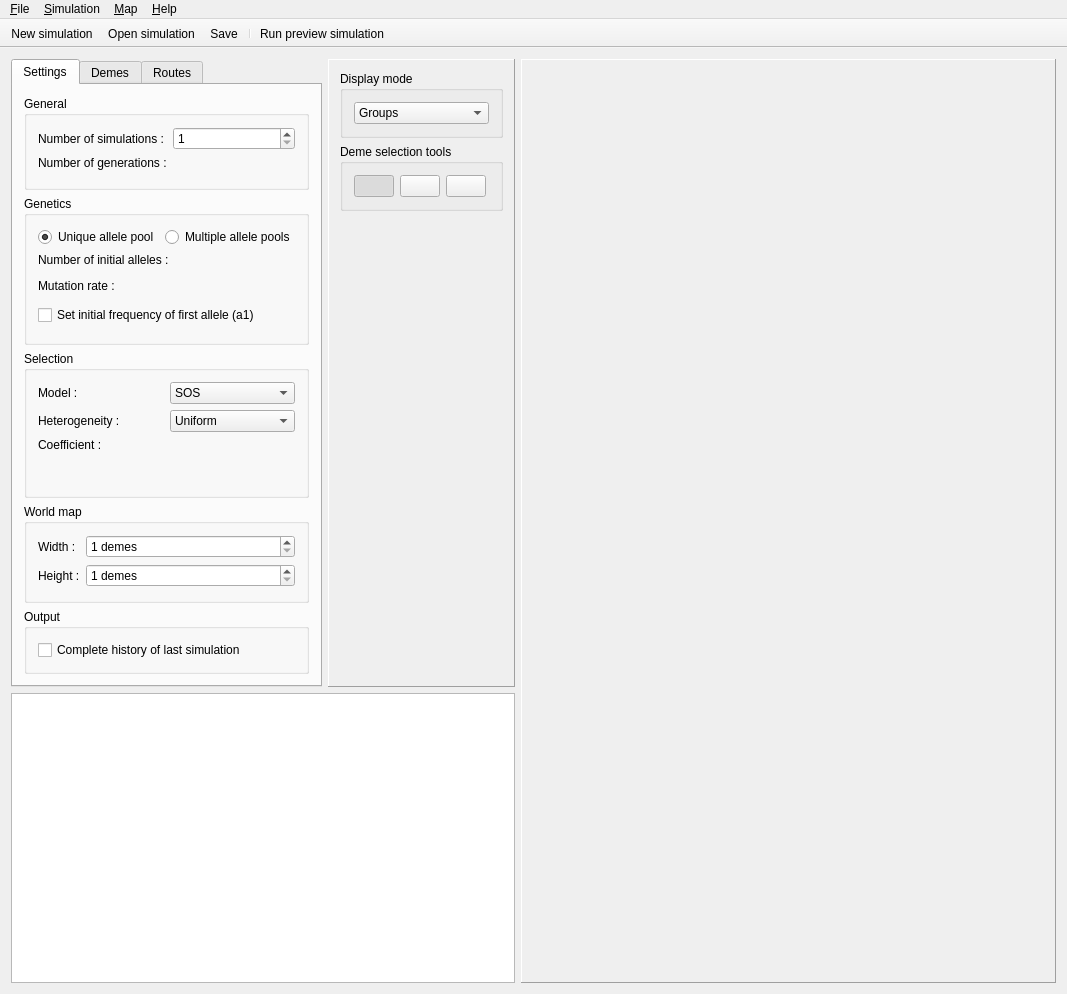
Old version of the form mainwindow.ui in the repository TheFakeCake/SELECTOR-GUI.
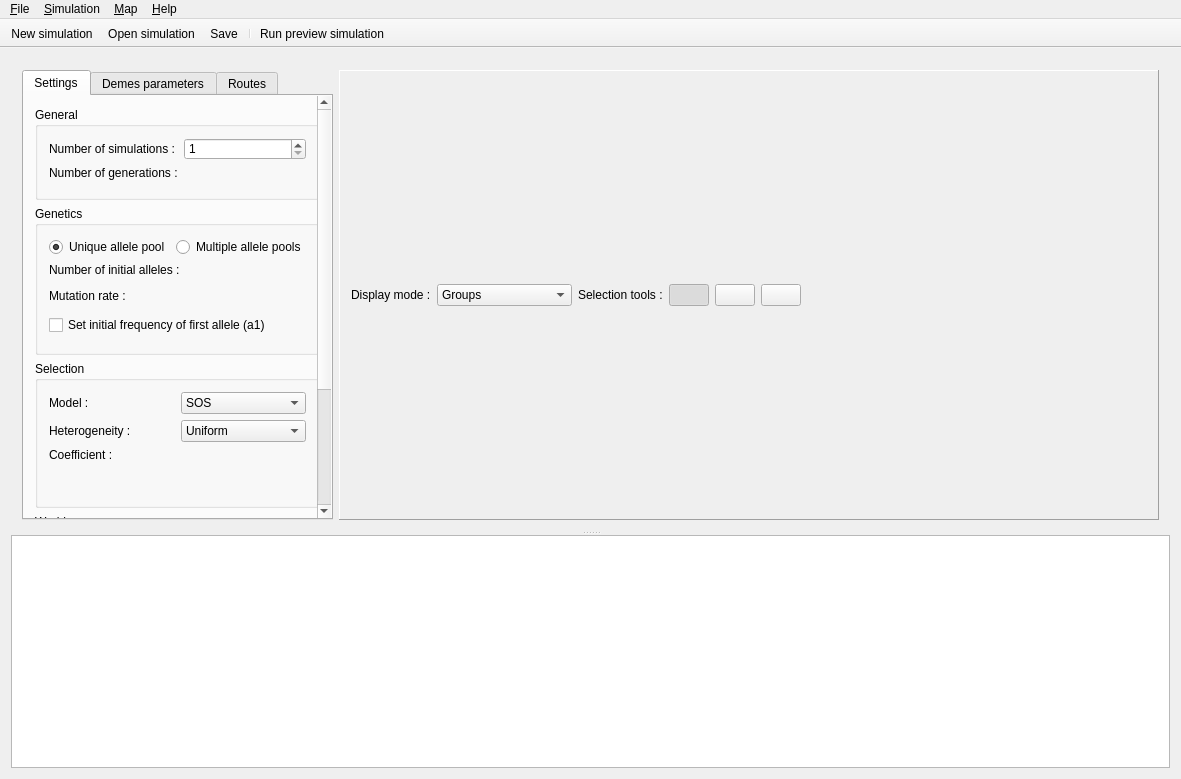
New version of the form. Icons and pictures are not drawn. Custom widgets are drawn as their Qt base class.

Commit message: Add scroll area to settings tab. Put deme paremeters into a tab. Add splitter between log and content.

```diff
--- a/mainwindow.ui
+++ b/mainwindow.ui
@@ -6,35 +6,26 @@
    <rect>
     <x>0</x>
     <y>0</y>
-    <width>1067</width>
-    <height>994</height>
+    <width>1181</width>
+    <height>779</height>
    </rect>
   </property>
   <property name="windowTitle">
    <string>SELECTOR-GUI</string>
   </property>
   <widget class="QWidget" name="centralWidget">
-   <layout class="QGridLayout" name="gridLayout" columnstretch="0,0,1">
-    <property name="sizeConstraint">
-     <enum>QLayout::SetDefaultConstraint</enum>
-    </property>
-    <item row="1" column="0" colspan="2">
-     <widget class="LogWidget" name="logWidget">
-      <property name="sizePolicy">
-       <sizepolicy hsizetype="Minimum" vsizetype="Expanding">
-        <horstretch>0</horstretch>
-        <verstretch>0</verstretch>
-       </sizepolicy>
-      </property>
-      <property name="readOnly">
-       <bool>true</bool>
-      </property>
-     </widget>
-    </item>
-    <item row="0" column="0">
+   <layout class="QVBoxLayout" name="verticalLayout_8">
+    <item>
+     <widget class="QSplitter" name="splitter">
+      <property name="orientation">
+       <enum>Qt::Vertical</enum>
+      </property>
+      <widget class="QWidget" name="horizontalLayoutWidget_2">
+       <layout class="QHBoxLayout" name="horizontalLayout">
+        <item>
      <widget class="QTabWidget" name="tabWidget">
       <property name="sizePolicy">
-       <sizepolicy hsizetype="Minimum" vsizetype="Minimum">
+           <sizepolicy hsizetype="Minimum" vsizetype="Expanding">
         <horstretch>0</horstretch>
         <verstretch>0</verstretch>
        </sizepolicy>
@@ -43,18 +34,49 @@
        <number>0</number>
       </property>
       <widget class="QWidget" name="settingsTab">
+           <property name="styleSheet">
+            <string notr="true">QScrollArea { background: transparent; }
+#settingsScrollAreaWidgetContents { background: transparent; }</string>
+           </property>
        <attribute name="title">
         <string>Settings</string>
        </attribute>
-       <layout class="QVBoxLayout" name="verticalLayout">
+           <layout class="QVBoxLayout" name="verticalLayout_2">
+            <property name="leftMargin">
+             <number>0</number>
+            </property>
+            <property name="topMargin">
+             <number>0</number>
+            </property>
+            <property name="rightMargin">
+             <number>0</number>
+            </property>
+            <property name="bottomMargin">
+             <number>0</number>
+            </property>
+            <item>
+             <widget class="QScrollArea" name="settingsScrollArea">
+              <property name="frameShape">
+               <enum>QFrame::NoFrame</enum>
+              </property>
+              <property name="horizontalScrollBarPolicy">
+               <enum>Qt::ScrollBarAlwaysOff</enum>
+              </property>
+              <property name="widgetResizable">
+               <bool>true</bool>
+              </property>
+              <widget class="QWidget" name="settingsScrollAreaWidgetContents">
+               <property name="geometry">
+                <rect>
+                 <x>0</x>
+                 <y>-164</y>
+                 <width>335</width>
+                 <height>658</height>
+                </rect>
+               </property>
+               <layout class="QVBoxLayout" name="verticalLayout_7">
         <item>
          <widget class="QGroupBox" name="generalGroupBox">
-          <property name="sizePolicy">
-           <sizepolicy hsizetype="Preferred" vsizetype="Fixed">
-            <horstretch>0</horstretch>
-            <verstretch>0</verstretch>
-           </sizepolicy>
-          </property>
           <property name="title">
            <string>General</string>
           </property>
@@ -94,12 +116,6 @@
         </item>
         <item>
          <widget class="QGroupBox" name="geneticsGroupBox">
-          <property name="sizePolicy">
-           <sizepolicy hsizetype="Preferred" vsizetype="Fixed">
-            <horstretch>0</horstretch>
-            <verstretch>0</verstretch>
-           </sizepolicy>
-          </property>
           <property name="title">
            <string>Genetics</string>
           </property>
@@ -187,12 +203,6 @@
         </item>
         <item>
          <widget class="QGroupBox" name="selectionGroupBox">
-          <property name="sizePolicy">
-           <sizepolicy hsizetype="Preferred" vsizetype="Fixed">
-            <horstretch>0</horstretch>
-            <verstretch>0</verstretch>
-           </sizepolicy>
-          </property>
           <property name="title">
            <string>Selection</string>
           </property>
@@ -430,12 +440,6 @@
         </item>
         <item>
          <widget class="QGroupBox" name="outputGroupBox">
-          <property name="sizePolicy">
-           <sizepolicy hsizetype="Preferred" vsizetype="Fixed">
-            <horstretch>0</horstretch>
-            <verstretch>0</verstretch>
-           </sizepolicy>
-          </property>
           <property name="title">
            <string>Output</string>
           </property>
@@ -452,11 +456,15 @@
         </item>
        </layout>
       </widget>
-      <widget class="QWidget" name="demesTab">
+             </widget>
+            </item>
+           </layout>
+          </widget>
+          <widget class="QWidget" name="demesParamTab">
        <attribute name="title">
-        <string>Demes</string>
-       </attribute>
-       <layout class="QVBoxLayout" name="verticalLayout_2"/>
+            <string>Demes parameters</string>
+           </attribute>
+           <layout class="QVBoxLayout" name="verticalLayout"/>
       </widget>
       <widget class="QWidget" name="routesTab">
        <attribute name="title">
@@ -465,27 +473,24 @@
       </widget>
      </widget>
     </item>
-    <item row="0" column="1">
-     <widget class="QFrame" name="demesParamFrame">
-      <property name="sizePolicy">
-       <sizepolicy hsizetype="Minimum" vsizetype="Minimum">
-        <horstretch>0</horstretch>
-        <verstretch>0</verstretch>
-       </sizepolicy>
-      </property>
+        <item>
+         <widget class="QFrame" name="mapWidgetFrame">
       <property name="frameShape">
        <enum>QFrame::Panel</enum>
       </property>
       <property name="frameShadow">
        <enum>QFrame::Raised</enum>
       </property>
-      <layout class="QVBoxLayout" name="verticalLayout_12">
+          <layout class="QVBoxLayout" name="verticalLayout_14">
        <item>
-        <widget class="QGroupBox" name="displayModeGroupBox">
-         <property name="title">
-          <string>Display mode</string>
-         </property>
-         <layout class="QVBoxLayout" name="verticalLayout_13">
+            <layout class="QHBoxLayout" name="horizontalLayout_3">
+             <item>
+              <widget class="QLabel" name="label">
+               <property name="text">
+                <string>Display mode :</string>
+               </property>
+              </widget>
+             </item>
           <item>
            <widget class="QComboBox" name="displayModeComboBox">
             <item>
@@ -520,15 +525,13 @@
             </item>
            </widget>
           </item>
-         </layout>
-        </widget>
-       </item>
        <item>
-        <widget class="QGroupBox" name="selectionToolsGroupBox">
-         <property name="title">
-          <string>Deme selection tools</string>
-         </property>
-         <layout class="QHBoxLayout" name="horizontalLayout">
+              <widget class="QLabel" name="label_2">
+               <property name="text">
+                <string>Selection tools :</string>
+               </property>
+              </widget>
+             </item>
           <item>
            <widget class="QPushButton" name="penToolPushButton">
             <property name="sizePolicy">
@@ -610,38 +613,32 @@
             </property>
            </widget>
           </item>
-         </layout>
-        </widget>
-       </item>
        <item>
-        <spacer name="verticalSpacer">
+              <spacer name="horizontalSpacer">
          <property name="orientation">
-          <enum>Qt::Vertical</enum>
+                <enum>Qt::Horizontal</enum>
          </property>
          <property name="sizeHint" stdset="0">
           <size>
-           <width>20</width>
-           <height>40</height>
+                 <width>40</width>
+                 <height>20</height>
           </size>
          </property>
         </spacer>
        </item>
       </layout>
-      <zorder>displayModeGroupBox</zorder>
-      <zorder>selectionToolsGroupBox</zorder>
-      <zorder>verticalSpacer</zorder>
-     </widget>
-    </item>
-    <item row="0" column="2" rowspan="2">
-     <widget class="QFrame" name="mapWidgetFrame">
-      <property name="frameShape">
-       <enum>QFrame::Panel</enum>
-      </property>
-      <property name="frameShadow">
-       <enum>QFrame::Raised</enum>
-      </property>
-      <layout class="QVBoxLayout" name="verticalLayout_14"/>
-     </widget>
+           </item>
+          </layout>
+         </widget>
+        </item>
+       </layout>
+      </widget>
+      <widget class="LogWidget" name="logWidget">
+       <property name="readOnly">
+        <bool>true</bool>
+       </property>
+      </widget>
+     </widget>
     </item>
    </layout>
    <zorder>demesParamFrame</zorder>
@@ -654,7 +651,7 @@
     <rect>
      <x>0</x>
      <y>0</y>
-     <width>1067</width>
+     <width>1181</width>
      <height>27</height>
     </rect>
    </property>
```
Left out of the diff: 12 changed lines with no effect on the pictures. Lines whose indentation alone changed are shown as unchanged. The commit also changes 1 other file.
